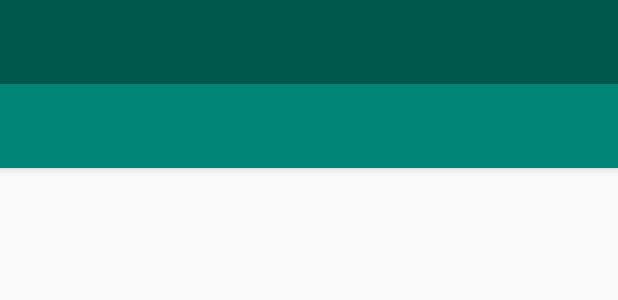
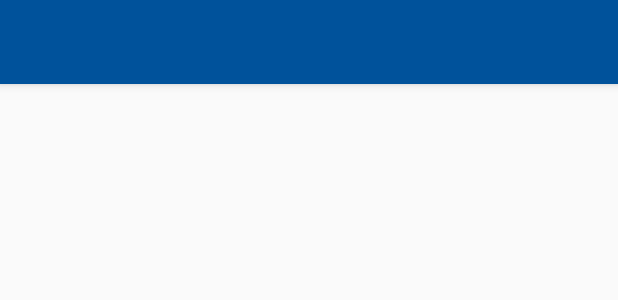
Before and after one commit to rfforelli/FBLA_Chapter_Tracker, an Android app: the layout activity_main.xml on its own in the app's theme, with its tools: preview values and no code run, on a phone screen of 412 x 824 dp. Shown: the top 300 px of the screen. Run offline under Robolectric (Android 15) with nearby library versions, the phone set to English and light mode, and no system bars.

Commit message:
A three second splash screen showing the FBLA logo(placeholder) now appears with a black background and notification bar accent prior to moving to the main activity (FBLA News). I changed the primary color scheme, coloraccent is now light red, colorprimary and colorprimarydark were changed to a darker blue.

```diff
--- a/app/src/main/java/com/example/fblaappv01/MainActivity.java
+++ b/app/src/main/java/com/example/fblaappv01/MainActivity.java
@@ -38,6 +38,8 @@ public class MainActivity extends AppCompatActivity implements NavigationView.On
         //then we pass the two string resources we created
         drawer.addDrawerListener(toggle); //then we take our drawer variable and call a drawer listener and pass this toggle variable
         toggle.syncState(); //then we call syncstate to take care of rotating our hamburger icon to get rid of the drawer itself
+
+
 
         if (savedInstanceState == null) {
             getSupportFragmentManager().beginTransaction().replace(R.id.fragment_container, new NewsFragment()).commit(); //paste herre so that when we start our activity we open our message fragment immediately
@@ -103,7 +105,6 @@ public class MainActivity extends AppCompatActivity implements NavigationView.On
                     //e.toString();
                 }
                 break;
-
         }
 
         drawer.closeDrawer(GravityCompat.START);
--- a/app/src/main/res/layout/nav_header.xml
+++ b/app/src/main/res/layout/nav_header.xml
@@ -17,12 +17,12 @@
         android:layout_width="wrap_content"
         android:layout_height="wrap_content"
         android:paddingTop="8dp"
-        android:text="Type somethign here"
+        android:text="FBLA App (placeholder)"
         android:textAppearance="@style/TextAppearance.AppCompat.Body1" />
 
     <TextView
         android:layout_width="wrap_content"
         android:layout_height="wrap_content"
-        android:text="type something here" />
+        android:text="FBLA App (placeholder)" />
 
 </LinearLayout>
--- a/app/src/main/res/menu/drawer_menu.xml
+++ b/app/src/main/res/menu/drawer_menu.xml
@@ -21,17 +21,17 @@
             android:icon="@drawable/ic_competitive_events"
             android:title="Competitve Events" />
         <item
-            android:id="@+id/nav_contact"
-            android:icon="@drawable/ic_contact_us"
-            android:title="Contact Us" />
-        <item
             android:id="@+id/nav_meeting"
             android:icon="@drawable/ic_track_meetings"
             android:title="Chapter Meetings" />
     </group>
 
-    <item android:title="Communicate">
+    <item android:title="Communication">
         <menu>
+            <item
+                android:id="@+id/nav_contact"
+                android:icon="@drawable/ic_contact_us"
+                android:title="Contact Us" />
             <item
                 android:id="@+id/nav_share"
                 android:icon="@drawable/ic_share"
--- a/app/src/main/res/values-v21/styles.xml
+++ b/app/src/main/res/values-v21/styles.xml
@@ -5,6 +5,7 @@
         <item name="windowActionBar">false</item>
         <item name="windowNoTitle">true</item>
         <item name = "android:statusBarColor">@android:color/transparent</item>
+        <item name="colorSecondary">@color/colorSecondary</item>
     </style>
 
 </resources>
--- a/app/src/main/res/values/colors.xml
+++ b/app/src/main/res/values/colors.xml
@@ -1,6 +1,7 @@
 <?xml version="1.0" encoding="utf-8"?>
 <resources>
-    <color name="colorPrimary">#008577</color>
-    <color name="colorPrimaryDark">#00574B</color>
-    <color name="colorAccent">#D81B60</color>
+    <color name="colorPrimary">#00529B</color>
+    <color name="colorPrimaryDark">#005DAF</color>
+    <color name="colorSecondary">#000000</color>
+    <color name="colorAccent">#BC202A</color>
 </resources>
--- a/app/src/main/res/values/styles.xml
+++ b/app/src/main/res/values/styles.xml
@@ -1,11 +1,18 @@
 <resources>
 
     <!-- Base application theme. -->
-    <style name="AppTheme" parent="Theme.AppCompat.Light.DarkActionBar">
+    <style name="AppTheme" parent="Theme.AppCompat.Light.NoActionBar">
         <!-- Customize your theme here. -->
         <item name="colorPrimary">@color/colorPrimary</item>
         <item name="colorPrimaryDark">@color/colorPrimaryDark</item>
         <item name="colorAccent">@color/colorAccent</item>
+    </style>
+    <style name="SplashTheme" parent="Theme.AppCompat.Light.NoActionBar">
+        <!-- Customize your theme here. -->
+        <item name="colorPrimary">@color/colorSecondary</item>
+        <item name="colorPrimaryDark">@color/colorSecondary</item>
+        <item name="colorAccent">@color/colorSecondary</item>
+        <item name="colorSecondary">@color/colorSecondary</item>
     </style>
 
     <style name="AppTheme.NoActionBar">
```
Also changed, not shown: app/src/main/AndroidManifest.xml (+15 -2 lines).
